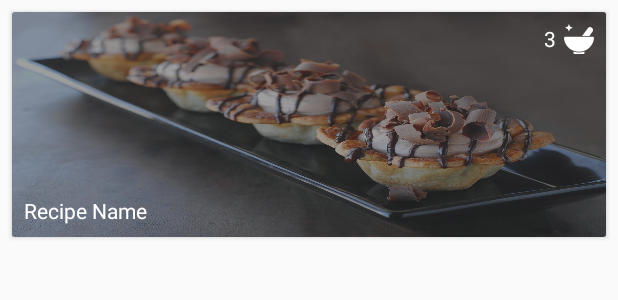
After one commit to AnusreeSajeevan/Baking-App, an Android app: the layout layout_recipe.xml on its own in the app's theme, with its tools: preview values and no code run, on a phone screen of 412 x 824 dp. The commit adds this screen. Shown: the top 300 px of the screen. Run offline under Robolectric (Android 15) with nearby library versions, the phone set to English and light mode, and no system bars.

Commit message:
Design recipe item

```diff
--- a/app/build.gradle
+++ b/app/build.gradle
@@ -37,4 +37,6 @@ dependencies {
     //Room
     compile "android.arch.persistence.room:runtime:1.0.0-alpha9"
     annotationProcessor "android.arch.persistence.room:compiler:1.0.0-alpha9"
+    implementation 'com.android.support:cardview-v7:26.1.0'
+    implementation 'com.android.support:recyclerview-v7:26.1.0'
 }
--- /dev/null
+++ b/app/src/main/res/drawable/ic_ingredients.xml
@@ -0,0 +1,7 @@
+<vector android:height="20dp" android:viewportHeight="949.984"
+    android:viewportWidth="949.984" android:width="20dp" xmlns:android="http://schemas.android.com/apk/res/android">
+    <path android:fillColor="#FFFFFF" android:pathData="M623.4,949.1c13.9,0 25.1,-11.3 25.1,-25.1v-49.8c-55,19.7 -113.6,30.1 -173.5,30.1s-118.6,-10.3 -173.5,-30.1v49.8c0,13.9 11.3,25.1 25.1,25.1H623.4z"/>
+    <path android:fillColor="#FFFFFF" android:pathData="M882.3,115.3c-40.6,-30.2 -98,-21.8 -128.3,18.8l-180.6,242.7h228.6l99.1,-133.2C931.3,203 922.9,145.6 882.3,115.3z"/>
+    <path android:fillColor="#FFFFFF" android:pathData="M310.3,849.5c51.3,18.5 106.8,28.5 164.7,28.5s113.4,-10 164.7,-28.5c168.9,-60.7 292.9,-212.7 310.1,-398.6c2.4,-25.7 -18,-47.9 -43.8,-47.9h-123.6h-228.5h-509.9c-25.8,0 -46.2,22.2 -43.8,47.9C17.4,636.8 141.4,788.8 310.3,849.5z"/>
+    <path android:fillColor="#FFFFFF" android:pathData="M155.7,239.9l34.6,-84.2l88.8,-38.9l-89.5,-34.1l-33.9,-81.8l-34,81.8l-89.5,34.1l88.8,38.9z"/>
+</vector>
--- a/app/src/main/res/layout/activity_main.xml
+++ b/app/src/main/res/layout/activity_main.xml
@@ -6,13 +6,16 @@
     android:layout_height="match_parent"
     tools:context="com.example.anu.bakingapp.MainActivity">
 
-    <TextView
-        android:layout_width="wrap_content"
-        android:layout_height="wrap_content"
-        android:text="Hello World!"
+    <android.support.v7.widget.RecyclerView
+        android:layout_width="365dp"
+        android:layout_height="495dp"
+        android:layout_marginBottom="8dp"
+        android:layout_marginEnd="8dp"
+        android:layout_marginStart="8dp"
+        android:layout_marginTop="8dp"
         app:layout_constraintBottom_toBottomOf="parent"
-        app:layout_constraintLeft_toLeftOf="parent"
-        app:layout_constraintRight_toRightOf="parent"
-        app:layout_constraintTop_toTopOf="parent" />
-
+        app:layout_constraintEnd_toEndOf="parent"
+        app:layout_constraintStart_toStartOf="parent"
+        app:layout_constraintTop_toTopOf="parent"
+        tools:listitem="@layout/layout_recipe" />
 </android.support.constraint.ConstraintLayout>
--- /dev/null
+++ b/app/src/main/res/layout/layout_recipe.xml
@@ -0,0 +1,56 @@
+<?xml version="1.0" encoding="utf-8"?>
+<android.support.v7.widget.CardView xmlns:android="http://schemas.android.com/apk/res/android"
+    xmlns:app="http://schemas.android.com/apk/res-auto"
+    xmlns:tools="http://schemas.android.com/tools"
+    android:layout_width="match_parent"
+    android:background="@drawable/nutella_pie"
+    android:layout_height="@dimen/recipe_item_height"
+    android:layout_margin="@dimen/recipe_item_margin">
+
+    <android.support.constraint.ConstraintLayout
+        android:layout_width="match_parent"
+        android:layout_height="match_parent">
+
+        <ImageView
+            android:foreground="@color/colorOverlay"
+            android:id="@+id/imageView2"
+            android:layout_width="match_parent"
+            android:layout_height="match_parent"
+            android:scaleType="fitXY"
+            app:layout_constraintBottom_toBottomOf="parent"
+            app:layout_constraintEnd_toEndOf="parent"
+            app:layout_constraintEnd_toStartOf="parent"
+            app:layout_constraintTop_toTopOf="parent"
+            app:srcCompat="@drawable/nutella_pie" />
+
+        <TextView
+            android:id="@+id/txt_recipe_name"
+            android:layout_width="wrap_content"
+            android:layout_height="wrap_content"
+            android:layout_marginBottom="8dp"
+            android:layout_marginLeft="8dp"
+            android:layout_marginStart="8dp"
+            android:textColor="@color/colorwhite"
+            android:text="Recipe Name"
+            android:maxLines="2"
+            android:ellipsize="end"
+            app:layout_constraintBottom_toBottomOf="parent"
+            app:layout_constraintStart_toStartOf="parent" />
+
+        <TextView
+            android:gravity="center"
+            android:textColor="@color/colorwhite"
+            android:id="@+id/txt_ingredients_count"
+            android:layout_width="wrap_content"
+            android:layout_height="wrap_content"
+            android:layout_marginEnd="8dp"
+            android:layout_marginRight="8dp"
+            android:layout_marginTop="8dp"
+            android:drawableEnd="@drawable/ic_ingredients"
+            android:drawablePadding="5dp"
+            android:drawableRight="@drawable/ic_ingredients"
+            tools:text="3"
+            app:layout_constraintEnd_toEndOf="parent"
+            app:layout_constraintTop_toTopOf="parent" />
+    </android.support.constraint.ConstraintLayout>
+</android.support.v7.widget.CardView>
--- a/app/src/main/res/values/colors.xml
+++ b/app/src/main/res/values/colors.xml
@@ -1,6 +1,10 @@
 <?xml version="1.0" encoding="utf-8"?>
 <resources>
-    <color name="colorPrimary">#1e9faf</color>
-    <color name="colorPrimaryDark">#1a8c9b</color>
-    <color name="colorAccent">#3387B5</color>
+    <color name="colorPrimary">#ca3020</color>
+    <color name="colorPrimaryDark">#9e2417</color>
+    <color name="colorAccent">#ecab12</color>
+
+    <color name="colorOverlay">#803d3e3e</color>
+    <color name="colorBlack">#000000</color>
+    <color name="colorwhite">#FFFFFF</color>
 </resources>
--- /dev/null
+++ b/app/src/main/res/values/dimen.xml
@@ -0,0 +1,5 @@
+<?xml version="1.0" encoding="utf-8"?>
+<resources>
+    <dimen name="recipe_item_height">150dp</dimen>
+    <dimen name="recipe_item_margin">8dp</dimen>
+</resources>
```
Also changed, not shown: app/src/main/res/drawable/nutella_pie.jpg (added).
